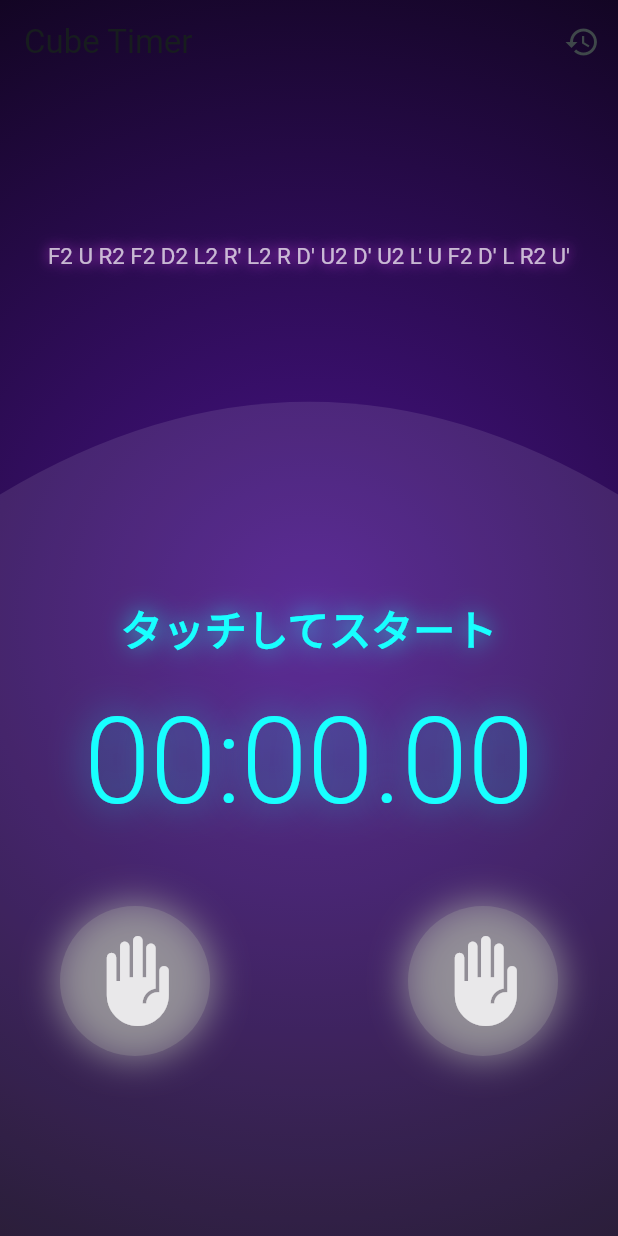
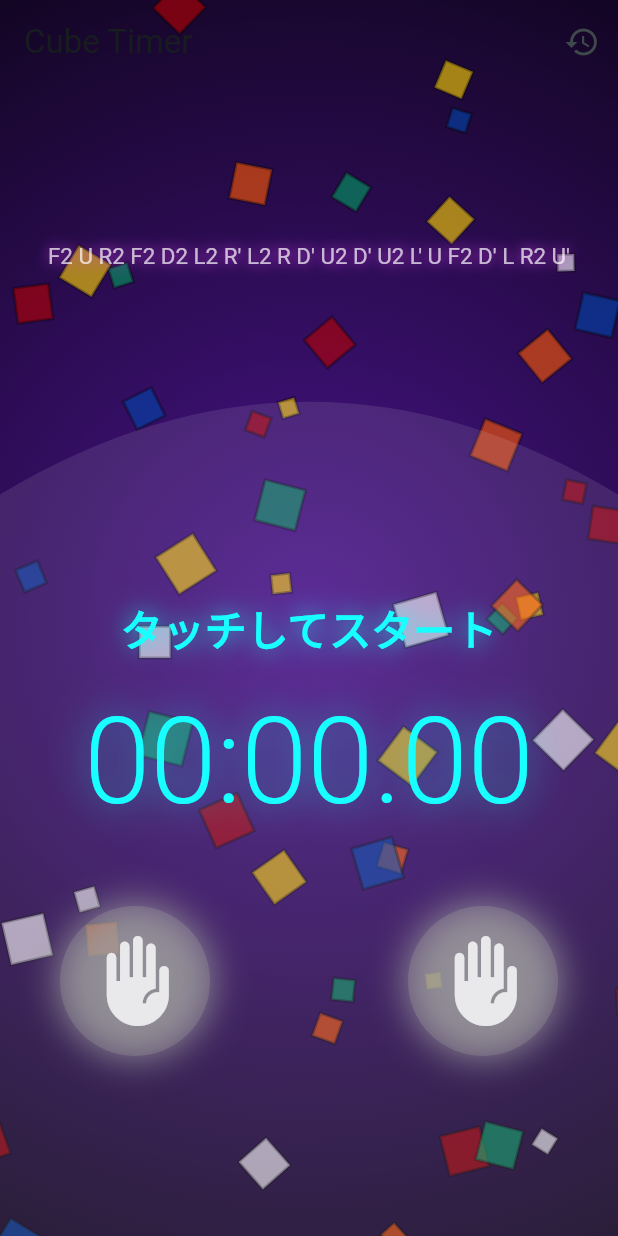
Before and after one commit to mono0926/cube-timer, a Flutter app: the screen it shows after launch, on a phone screen of 412 x 824 dp. Run offline on Flutter 3.47's test engine with Material 3 defaults, Android fonts, the phone set to English and light mode, and no system bars; our stand-ins replace audioplayers, flutter_riverpod, freezed_annotation, go_router, google_fonts, riverpod_annotation and 1 more; missing offline and left inert: simple_logger; generated files the repository leaves out were written again; Roboto replaces fonts that are missing (Audiowide).

Commit message:
feat: タイマーページにタイマーステータスに応じたRubik's Cubeパーティクル背景を追加

```diff
--- /dev/null
+++ b/lib/features/timer/presentation/rubik_particle_background.dart
@@ -0,0 +1,248 @@
+import 'dart:math';
+
+import 'package:flutter/material.dart';
+import 'package:flutter_riverpod/flutter_riverpod.dart';
+
+import '../domain/timer_provider.dart';
+import '../domain/timer_state.dart';
+
+class RubikParticleBackground extends ConsumerStatefulWidget {
+  const RubikParticleBackground({super.key});
+
+  @override
+  ConsumerState<RubikParticleBackground> createState() =>
+      _RubikParticleBackgroundState();
+}
+
+class _RubikParticleBackgroundState
+    extends ConsumerState<RubikParticleBackground>
+    with SingleTickerProviderStateMixin {
+  late AnimationController _controller;
+  final List<_Particle> _particles = [];
+  final Random _random = Random();
+
+  // Rubik's Cube Colors
+  static const List<Color> _rubikColors = [
+    Colors.white,
+    Color(0xFFFFD500), // Yellow
+    Color(0xFFB90000), // Red
+    Color(0xFFFF5900), // Orange
+    Color(0xFF0045AD), // Blue
+    Color(0xFF009E60), // Green
+  ];
+
+  @override
+  void initState() {
+    super.initState();
+    _controller = AnimationController(
+      vsync: this,
+      duration: const Duration(seconds: 1),
+    )..repeat();
+
+    // Initialize particles
+    for (int i = 0; i < 50; i++) {
+      _particles.add(_createRandomParticle());
+    }
+  }
+
+  _Particle _createRandomParticle() {
+    return _Particle(
+      position: Offset(
+        _random.nextDouble(),
+        _random.nextDouble(),
+      ),
+      color: _rubikColors[_random.nextInt(_rubikColors.length)],
+      size: _random.nextDouble() * 20 + 10,
+      velocity: Offset(
+        (_random.nextDouble() - 0.5) * 0.002,
+        (_random.nextDouble() - 0.5) * 0.002,
+      ),
+      angle: _random.nextDouble() * 2 * pi,
+      rotationSpeed: (_random.nextDouble() - 0.5) * 0.03,
+      radius: _random.nextDouble() * 0.7, // Distance from center for vortex
+      theta: _random.nextDouble() * 2 * pi, // Angle for vortex
+    );
+  }
+
+  @override
+  void dispose() {
+    _controller.dispose();
+    super.dispose();
+  }
+
+  @override
+  Widget build(BuildContext context) {
+    final timerState = ref.watch(timerControllerProvider);
+
+    return AnimatedBuilder(
+      animation: _controller,
+      builder: (context, child) {
+        _updateParticles(timerState.status);
+        return CustomPaint(
+          painter: _ParticlePainter(_particles),
+          child: Container(),
+        );
+      },
+    );
+  }
+
+  void _updateParticles(TimerStatus status) {
+    for (var particle in _particles) {
+      // Base rotation update
+      particle.angle += particle.rotationSpeed;
+
+      switch (status) {
+        case TimerStatus.idle:
+          // Floating gracefully
+          particle.position += particle.velocity;
+          break;
+
+        case TimerStatus.holding:
+          // Energy Charge: Converge to center
+          final center = const Offset(0.5, 0.5);
+          final diff = center - particle.position;
+          particle.position += diff * 0.05;
+          // Sync vortex params to current pos just in case
+          particle.radius = (particle.position - center).distance;
+          particle.theta = atan2(diff.dy, diff.dx);
+          break;
+
+        case TimerStatus.ready:
+          // Tension: Jiggle in place
+          particle.position += Offset(
+            (_random.nextDouble() - 0.5) * 0.002,
+            (_random.nextDouble() - 0.5) * 0.002,
+          );
+          break;
+
+        case TimerStatus.running:
+          // Time Vortex / Floating: Spiraling gently
+          const center = Offset(0.5, 0.5);
+
+          // Rotate theta
+          particle.theta += 0.01;
+
+          // Slight pulse in radius to simulate floating breathing
+          final pulse = sin(_controller.value * 2 * pi) * 0.005;
+
+          // Convert polar to cartesian
+          particle.position = Offset(
+            center.dx + (particle.radius + pulse) * cos(particle.theta),
+            center.dy + (particle.radius + pulse) * sin(particle.theta),
+          );
+
+          // Slowly drift outward or inward to keep it dynamic
+          particle.radius += 0.0005;
+          if (particle.radius > 0.8) particle.radius = 0.05;
+
+          break;
+
+        case TimerStatus.stopped:
+          // Explosion
+          final center = const Offset(0.5, 0.5);
+          final diff = particle.position - center;
+          particle.position += diff * 0.1;
+          particle.position += particle.velocity * 5;
+
+          // Reset vortex params after explosion
+          particle.radius = (particle.position - center).distance;
+          particle.theta = atan2(
+            particle.position.dy - 0.5,
+            particle.position.dx - 0.5,
+          );
+          break;
+      }
+
+      // Boundary check / Wrap around
+      // Specialized logic for normal floating vs vortex mode
+      if (status == TimerStatus.running) {
+        // Vortex mode handles its own wrapping logic via radius, but just in case
+      } else {
+        if (particle.position.dx < -0.1)
+          particle.position = Offset(1.1, particle.position.dy);
+        if (particle.position.dx > 1.1)
+          particle.position = Offset(-0.1, particle.position.dy);
+        if (particle.position.dy < -0.1)
+          particle.position = Offset(particle.position.dx, 1.1);
+        if (particle.position.dy > 1.1)
+          particle.position = Offset(particle.position.dx, -0.1);
+      }
+    }
+  }
+}
+
+class _Particle {
+  Offset position; // 0.0 to 1.0 (Cartesian)
+  Color color;
+  double size;
+  Offset velocity;
+  double angle;
+  double rotationSpeed;
+
+  // Vortex / Spiral params
+  double radius;
+  double theta;
+
+  _Particle({
+    required this.position,
+    required this.color,
+    required this.size,
+    required this.velocity,
+    required this.angle,
+    required this.rotationSpeed,
+    this.radius = 0.5,
+    this.theta = 0.0,
+  });
+}
+
+class _ParticlePainter extends CustomPainter {
+  final List<_Particle> particles;
+
+  _ParticlePainter(this.particles);
+
+  @override
+  void paint(Canvas canvas, Size size) {
+    for (var particle in particles) {
+      final paint = Paint()
+        ..color = particle.color.withOpacity(0.6)
+        ..style = PaintingStyle.fill;
+
+      final x = particle.position.dx * size.width;
+      final y = particle.position.dy * size.height;
+
+      canvas.save();
+      canvas.translate(x, y);
+      canvas.rotate(particle.angle);
+
+      // Draw a square (Rubik's sticker)
+      canvas.drawRect(
+        Rect.fromCenter(
+          center: Offset.zero,
+          width: particle.size,
+          height: particle.size,
+        ),
+        paint,
+      );
+
+      // Black border
+      final borderPaint = Paint()
+        ..color = Colors.black.withOpacity(0.3)
+        ..style = PaintingStyle.stroke
+        ..strokeWidth = 2;
+
+      canvas.drawRect(
+        Rect.fromCenter(
+          center: Offset.zero,
+          width: particle.size,
+          height: particle.size,
+        ),
+        borderPaint,
+      );
+
+      canvas.restore();
+    }
+  }
+
+  @override
+  bool shouldRepaint(covariant CustomPainter oldDelegate) => true;
+}
--- a/lib/features/timer/presentation/timer_page.dart
+++ b/lib/features/timer/presentation/timer_page.dart
@@ -5,6 +5,7 @@ import 'package:flutter_riverpod/flutter_riverpod.dart';
 import '../../../core/router/app_router.dart';
 import '../domain/timer_provider.dart';
 import '../domain/timer_state.dart';
+import 'rubik_particle_background.dart';
 
 class TimerPage extends ConsumerWidget {
   const TimerPage({super.key});
@@ -44,12 +45,15 @@ class TimerPage extends ConsumerWidget {
       ),
       body: Stack(
         children: [
-          // 0. Global Background (Gorgeous Fixed)
+          // 0. Global Background (Gorgeous Fixed + Rubik Particles)
           Positioned.fill(
-            child: AnimatedContainer(
-              duration: const Duration(milliseconds: 500),
+            child: Stack(
+              children: [
+                // Base Gradient
+                Container(
                   decoration: BoxDecoration(
                     gradient: RadialGradient(
+                      center: Alignment.center,
                       radius: 1.5,
                       colors: [
                         Colors.purple.shade900,
@@ -57,6 +61,12 @@ class TimerPage extends ConsumerWidget {
                       ],
                     ),
                   ),
+                ),
+                // Rubik Particles
+                const Positioned.fill(
+                  child: RubikParticleBackground(),
+                ),
+              ],
             ),
           ),
 
```
Lines whose indentation alone changed are shown as unchanged.
